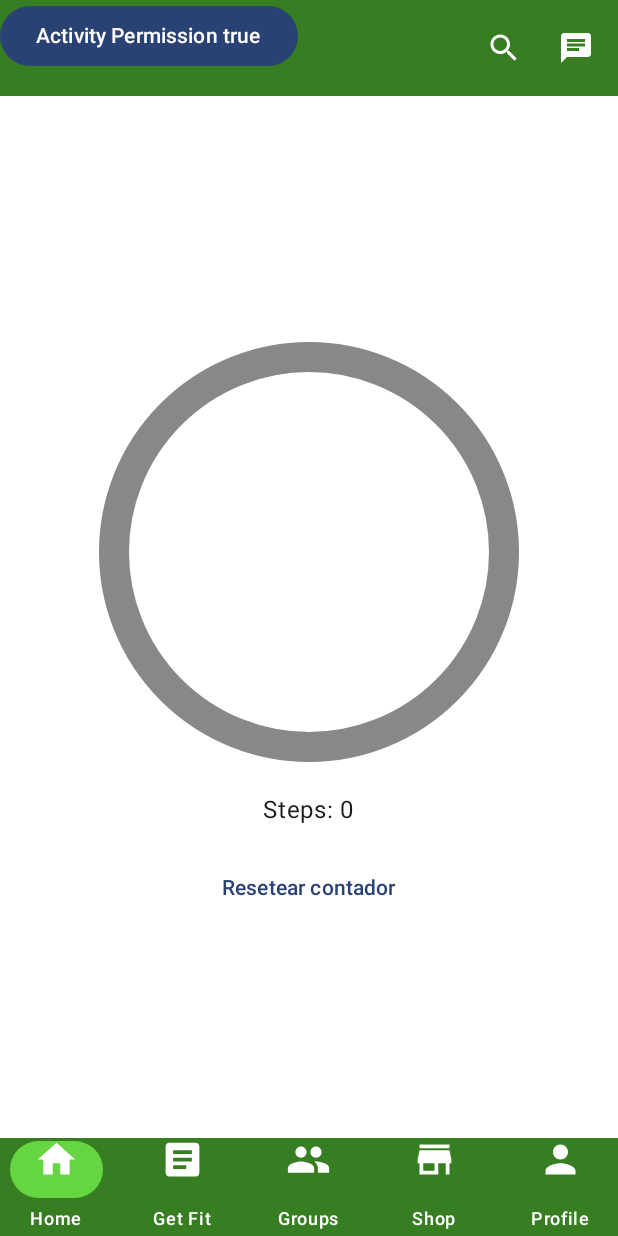
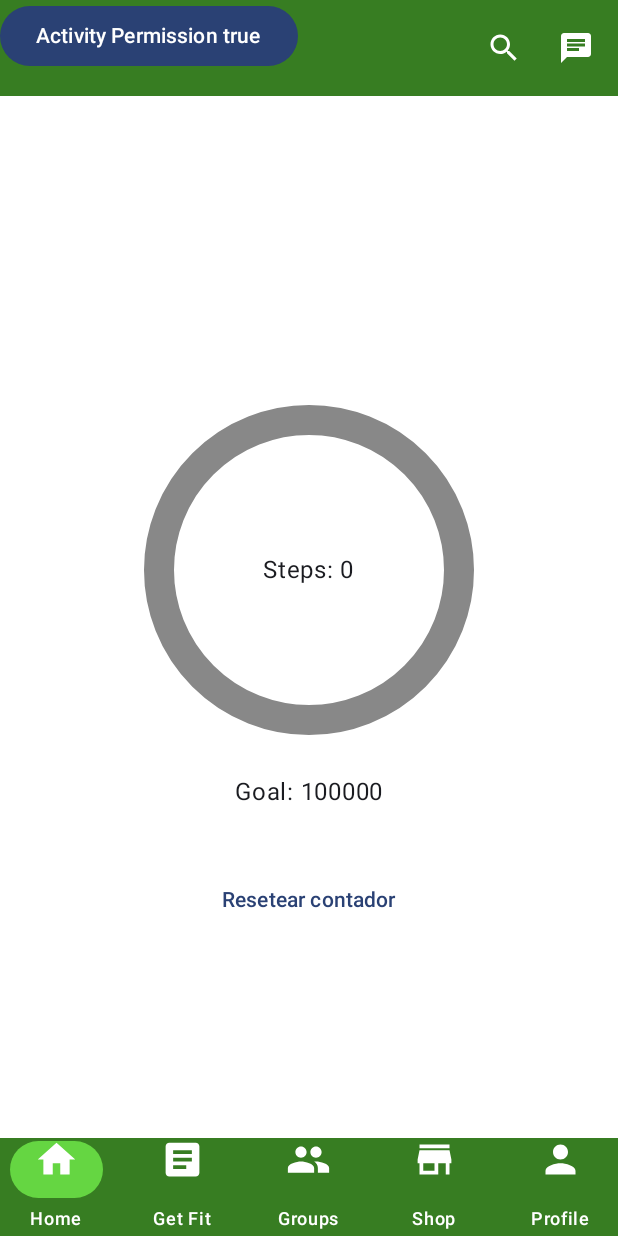
Before and after one commit to PedroRS9/FitQuest, an Android app built with Jetpack Compose: the MainMenuScreen screen opened through its navigation route, on a phone screen of 412 x 824 dp. Run offline under Robolectric (Android 15) with nearby library versions, the phone set to English and light mode, and no system bars; our stand-ins replace Firebase (no records; nobody signed in at launch, a user with empty details on screens opened directly), livedata-compose; 3 statements that could not run were skipped.

Commit message:
minor changes on step counter

```diff
--- a/app/src/main/java/es/ulpgc/pigs/fitquest/screens/mainmenu/MainMenuScreen.kt
+++ b/app/src/main/java/es/ulpgc/pigs/fitquest/screens/mainmenu/MainMenuScreen.kt
@@ -9,6 +9,7 @@ import android.hardware.SensorManager
 import android.widget.Toast
 import androidx.activity.compose.BackHandler
 import androidx.compose.foundation.layout.Arrangement
+import androidx.compose.foundation.layout.Box
 import androidx.compose.foundation.layout.Column
 import androidx.compose.foundation.layout.PaddingValues
 import androidx.compose.foundation.layout.fillMaxSize
@@ -118,7 +119,7 @@ fun StepCounterScreen(context: Context, user: User?) {
 
                         // Aumentar la experiencia del usuario por cada paso
                         user?.addXp(1)
-                        Toast.makeText(context, "Experiencia del usuario: ${user?.getXp()}", Toast.LENGTH_SHORT).show()
+                        Toast.makeText(context, "Pasos: ${newSteps}", Toast.LENGTH_SHORT).show()
 
                     }
                 }
@@ -136,16 +137,29 @@ fun StepCounterScreen(context: Context, user: User?) {
             Color(android.graphics.Color.parseColor("#00FF00")), // Color inicial (lima)
             Color(android.graphics.Color.parseColor("#006400"))  // Color final (verde oscuro)
         )
+        Box(modifier = Modifier
+            .size(360.dp)
+            .padding(20.dp)
+        ) {
             CircularProgressIndicator(
-            progress = steps.toFloat() / 1000f,
+                progress = steps.toFloat() / 100000f,
                 modifier = Modifier
                     .size(320.dp)
-                .padding(20.dp),
+                    .padding(50.dp),
                 strokeWidth = 20.dp,
                 trackColor = Color.Gray,
                 color = Color(android.graphics.Color.parseColor("#00FF00"))
             )
-        Text(text = "Steps: $steps")
+            Text(
+                text = "Steps: $steps",
+                modifier = Modifier.align(Alignment.Center)
+            )
+            Text(
+                text = "Goal: 100000",
+                modifier = Modifier.align(Alignment.BottomCenter)
+            )
+        }
+
 
         ResetButton {
             steps = 0
```
Lines whose indentation alone changed are shown as unchanged.
